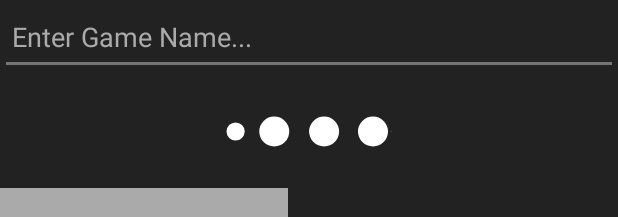
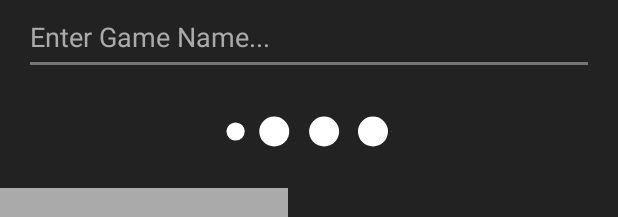
Before and after one commit to dl00/speedrun-browser-android, an Android app: the layout game_list.xml on its own in the app's theme, with its tools: preview values and no code run, on a phone screen of 412 x 824 dp. Shown: the top 217 px of the screen. Run offline under Robolectric (Android 15) with nearby library versions, the phone set to English and light mode, and no system bars; network calls fail.

Commit message:
fix pbs and run indexing

```diff
--- a/app/src/main/java/danb/speedrunbrowser/GameDetailFragment.java
+++ b/app/src/main/java/danb/speedrunbrowser/GameDetailFragment.java
@@ -236,7 +236,7 @@ public class GameDetailFragment extends Fragment implements DialogInterface.OnDi
             Context ctx;
             if((ctx = getContext()) != null) {
                 if(mGame.assets.coverLarge != null)
-
+                    new DownloadImageTask(ctx, mCover).execute(mGame.assets.coverLarge.uri);
                 if(mGame.assets.background != null && mBackground != null)
                     new DownloadImageTask(ctx, mBackground).execute(mGame.assets.background.uri);
             }
--- a/app/src/main/java/danb/speedrunbrowser/api/SpeedrunMiddlewareAPI.java
+++ b/app/src/main/java/danb/speedrunbrowser/api/SpeedrunMiddlewareAPI.java
@@ -15,6 +15,7 @@ import danb.speedrunbrowser.api.objects.MediaLink;
 import danb.speedrunbrowser.api.objects.Platform;
 import danb.speedrunbrowser.api.objects.Region;
 import danb.speedrunbrowser.api.objects.Run;
+import danb.speedrunbrowser.api.objects.User;
 import danb.speedrunbrowser.api.objects.Variable;
 import danb.speedrunbrowser.utils.Util;
 import io.reactivex.Observable;
@@ -69,6 +70,7 @@ public class SpeedrunMiddlewareAPI {
 
     public static class APISearchData {
         public List<Game> games;
+        public List<User> players;
     }
 
     public static class APISearchResponse {
--- a/app/src/main/java/danb/speedrunbrowser/api/objects/User.java
+++ b/app/src/main/java/danb/speedrunbrowser/api/objects/User.java
@@ -68,7 +68,7 @@ public class User implements Serializable {
         return name != null;
     }
 
-    public class UserGameBests {
+    public class UserGameBests implements Serializable {
         public String id;
         public HashMap<String, String> names;
         public GameAssets assets;
@@ -76,7 +76,7 @@ public class User implements Serializable {
         public HashMap<String, UserCategoryBest> categories;
     }
 
-    public class UserCategoryBest {
+    public class UserCategoryBest implements Serializable {
         public String id;
         public String name;
         public String type;
@@ -86,7 +86,7 @@ public class User implements Serializable {
         public LeaderboardRunEntry run;
     }
 
-    public class UserLevelBest {
+    public class UserLevelBest implements Serializable {
         public String id;
         public String name;
 
--- a/app/src/main/res/layout-w900dp/game_list.xml
+++ b/app/src/main/res/layout-w900dp/game_list.xml
@@ -43,6 +43,42 @@
             tools:context=".GameListActivity"
             tools:listitem="@layout/game_grid_content" />
 
+        <TextView
+            android:id="@+id/txtPlayersSearch"
+            android:text="@string/label_player_search"
+            android:textSize="20sp"
+            android:layout_margin="@dimen/fab_margin"
+            android:layout_width="wrap_content"
+            android:layout_height="wrap_content" />
+
+        <HorizontalScrollView
+            android:id="@+id/hsvPlayers"
+            android:visibility="gone"
+            android:paddingTop="@dimen/fab_margin"
+            android:paddingBottom="@dimen/fab_margin"
+            android:layout_width="match_parent"
+            android:layout_height="wrap_content">
+
+            <LinearLayout
+                android:id="@+id/layoutPlayerSearchResults"
+                android:orientation="horizontal"
+                android:layout_width="wrap_content"
+                android:layout_height="wrap_content">
+
+
+
+            </LinearLayout>
+
+        </HorizontalScrollView>
+
+        <TextView
+            android:id="@+id/txtGamesSearch"
+            android:text="@string/label_game_search"
+            android:textSize="20sp"
+            android:layout_margin="@dimen/fab_margin"
+            android:layout_width="wrap_content"
+            android:layout_height="wrap_content" />
+
         <androidx.recyclerview.widget.RecyclerView xmlns:android="http://schemas.android.com/apk/res/android"
             xmlns:tools="http://schemas.android.com/tools"
             android:id="@+id/listGame"
--- a/app/src/main/res/layout/content_game_personal_bests.xml
+++ b/app/src/main/res/layout/content_game_personal_bests.xml
@@ -4,6 +4,7 @@
     android:layout_height="match_parent">
 
     <LinearLayout
+        android:orientation="vertical"
         android:layout_width="150dp"
         android:layout_height="wrap_content"
         android:gravity="center">
@@ -15,7 +16,7 @@
 
 
         <ImageView
-            android:id="@+id/imgCover"
+            android:id="@+id/imgGameCover"
             android:scaleType="centerCrop"
             android:layout_width="match_parent"
             android:layout_height="wrap_content" />
--- a/app/src/main/res/layout/content_row_personal_best.xml
+++ b/app/src/main/res/layout/content_row_personal_best.xml
@@ -16,8 +16,12 @@
 
     <LinearLayout>
         <TextView android:id="@+id/txtRunTime"
+            android:layout_width="wrap_content"
+            android:layout_height="wrap_content"
             />
         <TextView android:id="@+id/txtRunDate"
+            android:layout_width="wrap_content"
+            android:layout_height="wrap_content"
             />
     </LinearLayout>
 </TableRow>
--- a/app/src/main/res/layout/game_list.xml
+++ b/app/src/main/res/layout/game_list.xml
@@ -12,8 +12,8 @@
         android:id="@+id/editGameFilter"
         android:layout_width="match_parent"
         android:layout_height="50dp"
-        android:paddingStart="@dimen/half_fab_margin"
-        android:paddingEnd="@dimen/half_fab_margin"
+        android:layout_marginStart="@dimen/fab_margin"
+        android:layout_marginEnd="@dimen/fab_margin"
         android:ems="10"
         android:hint="@string/enter_game_name"
         android:textColor="@android:color/white"
@@ -29,6 +29,44 @@
         tools:context=".GameListActivity"
         tools:listitem="@layout/game_grid_content" />
 
+    <TextView
+        android:id="@+id/txtPlayersSearch"
+        android:visibility="gone"
+        android:layout_margin="@dimen/fab_margin"
+        android:text="@string/label_player_search"
+        android:textSize="20sp"
+        android:layout_width="wrap_content"
+        android:layout_height="wrap_content" />
+
+    <HorizontalScrollView
+        android:id="@+id/hsvPlayers"
+        android:visibility="gone"
+        android:paddingTop="@dimen/fab_margin"
+        android:paddingBottom="@dimen/fab_margin"
+        android:layout_width="match_parent"
+        android:layout_height="wrap_content">
+
+        <LinearLayout
+            android:id="@+id/layoutPlayerSearchResults"
+            android:orientation="horizontal"
+            android:layout_width="wrap_content"
+            android:layout_height="wrap_content">
+
+
+
+        </LinearLayout>
+
+    </HorizontalScrollView>
+
+    <TextView
+        android:id="@+id/txtGamesSearch"
+        android:visibility="gone"
+        android:layout_margin="@dimen/fab_margin"
+        android:text="@string/label_game_search"
+        android:textSize="20sp"
+        android:layout_width="wrap_content"
+        android:layout_height="wrap_content" />
+
     <androidx.recyclerview.widget.RecyclerView
         android:id="@+id/listGame"
         android:name="danb.speedrunbrowser.GameListFragment"
--- a/app/src/main/res/values/strings.xml
+++ b/app/src/main/res/values/strings.xml
@@ -28,4 +28,6 @@
     <string name="empty_no_runs">No runs here (its free!)</string>
     <string name="msg_no_video">This run does not have a video.</string>
     <string name="error_invalod_url">Invalid URL: %s</string>
+    <string name="label_game_search">Games</string>
+    <string name="label_player_search">Players</string>
 </resources>
```
Also changed, not shown: app/src/main/java/danb/speedrunbrowser/GameListActivity.java (+66 -1 lines), app/src/main/java/danb/speedrunbrowser/PlayerDetailActivity.java (+13 -1 lines), 8 other files.
